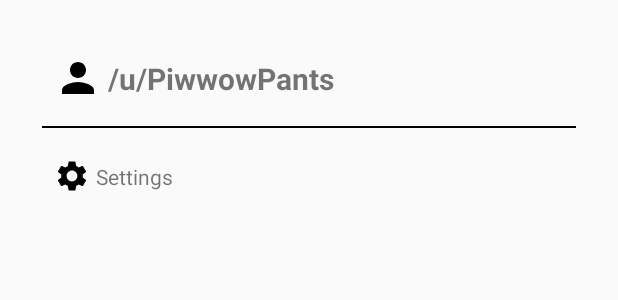
After one commit to CometDog/Matter-for-Reddit, an Android app: the layout dialog_fragment_profile.xml on its own in the app's theme, with its tools: preview values and no code run, on a phone screen of 412 x 824 dp. The commit adds this screen. Shown: the top 300 px of the screen. Run offline under Robolectric (Android 15) with nearby library versions, the phone set to English and light mode, and no system bars.

Commit message:
Added BottomSheet when profile button is pressed Moved classes in packages

```diff
--- a/app/src/main/java/me/jdowns/matter/Matter.kt
+++ b/app/src/main/java/me/jdowns/matter/Matter.kt
@@ -9,8 +9,11 @@ import net.dean.jraw.android.SharedPreferencesTokenStore
 import net.dean.jraw.android.SimpleAndroidLogAdapter
 import net.dean.jraw.http.SimpleHttpLogger
 import net.dean.jraw.oauth.AccountHelper
+import net.dean.jraw.oauth.AuthMethod
 import java.util.*
 
+/** TODO: Investigate address fault on start up */
+// Fatal signal 11 (SIGSEGV), code 1 (SEGV_MAPERR), fault addr 0x18 in tid 31986 (onPool-worker-2), pid 31887 (e.jdowns.matter)
 class Matter : Application() {
     override fun onCreate() {
         super.onCreate()
@@ -35,5 +38,8 @@ class Matter : Application() {
     companion object {
         lateinit var accountHelper: AccountHelper
         lateinit var tokenStore: SharedPreferencesTokenStore
+
+        fun isRealUser(): Boolean =
+            accountHelper.isAuthenticated() && accountHelper.reddit.authMethod != AuthMethod.USERLESS_APP
     }
 }
--- a/app/src/main/java/me/jdowns/matter/helpers/FlowableLeadingMarginSpan2.kt
+++ b/app/src/main/java/me/jdowns/matter/styles/FlowableLeadingMarginSpan2.kt
@@ -1,4 +1,4 @@
-package me.jdowns.matter.helpers
+package me.jdowns.matter.styles
 
 import android.graphics.Canvas
 import android.graphics.Paint
--- a/app/src/main/java/me/jdowns/matter/helpers/BitmapLruCache.kt
+++ b/app/src/main/java/me/jdowns/matter/utils/BitmapLruCache.kt
@@ -1,4 +1,4 @@
-package me.jdowns.matter.helpers
+package me.jdowns.matter.utils
 
 import android.graphics.Bitmap
 import android.util.LruCache
--- a/app/src/main/java/me/jdowns/matter/views/activities/MainActivity.kt
+++ b/app/src/main/java/me/jdowns/matter/views/activities/MainActivity.kt
@@ -2,7 +2,12 @@ package me.jdowns.matter.views.activities
 
 import android.os.Bundle
 import android.support.v7.app.AppCompatActivity
+import android.view.View
+import android.view.ViewGroup
+import android.widget.ImageButton
+import me.jdowns.matter.Matter
 import me.jdowns.matter.R
+import me.jdowns.matter.views.fragments.ProfileBottomSheetDialogFragment
 import me.jdowns.matter.views.fragments.SubmissionFragment
 
 class MainActivity : AppCompatActivity() {
@@ -10,6 +15,15 @@ class MainActivity : AppCompatActivity() {
         super.onCreate(savedInstanceState)
         setContentView(R.layout.activity_main)
         supportActionBar?.hide()
+        if (!Matter.isRealUser()) {
+            findViewById<ViewGroup>(R.id.bottom_navigation_bar).visibility = View.GONE
+        }
+        findViewById<ImageButton>(R.id.action_bar_profile).setOnClickListener {
+            ProfileBottomSheetDialogFragment().show(
+                supportFragmentManager,
+                ProfileBottomSheetDialogFragment.FRAGMENT_TAG
+            )
+        }
         supportFragmentManager
             .beginTransaction()
             .replace(R.id.fragment_main, SubmissionFragment.newInstance("all"), SubmissionFragment.FRAGMENT_TAG)
--- a/app/src/main/java/me/jdowns/matter/views/adapters/SubmissionAdapter.kt
+++ b/app/src/main/java/me/jdowns/matter/views/adapters/SubmissionAdapter.kt
@@ -18,8 +18,8 @@ import kotlinx.coroutines.experimental.async
 import kotlinx.coroutines.experimental.launch
 import me.jdowns.matter.Matter
 import me.jdowns.matter.R
-import me.jdowns.matter.helpers.BitmapLruCache
-import me.jdowns.matter.helpers.FlowableLeadingMarginSpan2
+import me.jdowns.matter.styles.FlowableLeadingMarginSpan2
+import me.jdowns.matter.utils.BitmapLruCache
 import net.dean.jraw.models.Submission
 import java.io.InputStream
 import java.net.URL
@@ -48,7 +48,7 @@ class SubmissionAdapter(private val dataSet: List<Submission>) : RecyclerView.Ad
         val commentCountTextView = view.findViewById<TextView>(R.id.submission_comment_count)!!
 
         init {
-            if (Matter.accountHelper.isAuthenticated()) {
+            if (Matter.isRealUser()) {
                 upvoteImageButton.visibility = View.VISIBLE
                 downvoteImageButton.visibility = View.VISIBLE
             }
--- /dev/null
+++ b/app/src/main/java/me/jdowns/matter/views/fragments/ProfileBottomSheetDialogFragment.kt
@@ -0,0 +1,31 @@
+package me.jdowns.matter.views.fragments
+
+import android.os.Bundle
+import android.view.View
+import android.widget.TextView
+import me.jdowns.matter.Matter
+import me.jdowns.matter.R
+import me.jdowns.matter.views.widgets.BaseBottomSheetDialog
+import me.jdowns.matter.views.widgets.BaseBottomSheetDialogFragment
+
+class ProfileBottomSheetDialogFragment : BaseBottomSheetDialogFragment() {
+    override fun onCreateDialog(savedInstanceState: Bundle?): BaseBottomSheetDialog {
+        return super.onCreateDialog(savedInstanceState).apply {
+            setContentView(R.layout.dialog_fragment_profile)
+        }
+    }
+
+    override fun onDialogViewCreated(view: View, savedInstanceState: Bundle?) {
+        with(view.findViewById<TextView>(R.id.profile_username)) {
+            if (Matter.isRealUser()) {
+                text = Matter.accountHelper.reddit.me().username
+            } else {
+                text = getString(R.string.log_in)
+            }
+        }
+    }
+
+    companion object {
+        const val FRAGMENT_TAG = "profileBottomSheetDialogFragment"
+    }
+}
--- /dev/null
+++ b/app/src/main/java/me/jdowns/matter/views/widgets/BaseBottomSheetDialog.kt
@@ -0,0 +1,30 @@
+package me.jdowns.matter.views.widgets
+
+import android.content.Context
+import android.support.annotation.LayoutRes
+import android.support.annotation.StyleRes
+import android.support.design.widget.BottomSheetDialog
+import android.view.LayoutInflater
+import android.view.View
+import android.view.ViewGroup
+
+class BaseBottomSheetDialog(context: Context, @StyleRes theme: Int) : BottomSheetDialog(context, theme) {
+    lateinit var view: View
+
+    override fun setContentView(view: View, params: ViewGroup.LayoutParams?) {
+        this.view = view
+        super.setContentView(this.view, params)
+    }
+
+    override fun setContentView(view: View) {
+        setContentView(view, null)
+    }
+
+    override fun setContentView(@LayoutRes layoutResID: Int) {
+        setContentView(LayoutInflater.from(context).inflate(layoutResID, null, false))
+    }
+
+    fun getContentView(): View {
+        return this.view
+    }
+}
--- /dev/null
+++ b/app/src/main/java/me/jdowns/matter/views/widgets/BaseBottomSheetDialogFragment.kt
@@ -0,0 +1,18 @@
+package me.jdowns.matter.views.widgets
+
+import android.os.Bundle
+import android.support.design.widget.BottomSheetDialogFragment
+import android.view.View
+
+abstract class BaseBottomSheetDialogFragment : BottomSheetDialogFragment() {
+    override fun onCreateDialog(savedInstanceState: Bundle?): BaseBottomSheetDialog {
+        return BaseBottomSheetDialog(context!!, theme)
+    }
+
+    override fun onStart() {
+        super.onStart()
+        onDialogViewCreated((dialog as BaseBottomSheetDialog).getContentView(), arguments)
+    }
+
+    abstract fun onDialogViewCreated(view: View, savedInstanceState: Bundle?)
+}
--- /dev/null
+++ b/app/src/main/res/drawable/ic_settings_24dp.xml
@@ -0,0 +1,10 @@
+<vector
+    xmlns:android="http://schemas.android.com/apk/res/android"
+    android:height="24dp"
+    android:viewportHeight="20"
+    android:viewportWidth="20"
+    android:width="24dp">
+    <path
+        android:fillColor="#FF000000"
+        android:pathData="M15.95,10.78c0.03,-0.25 0.05,-0.51 0.05,-0.78s-0.02,-0.53 -0.06,-0.78l1.69,-1.32c0.15,-0.12 0.19,-0.34 0.1,-0.51l-1.6,-2.77c-0.1,-0.18 -0.31,-0.24 -0.49,-0.18l-1.99,0.8c-0.42,-0.32 -0.86,-0.58 -1.35,-0.78L12,2.34c-0.03,-0.2 -0.2,-0.34 -0.4,-0.34H8.4c-0.2,0 -0.36,0.14 -0.39,0.34l-0.3,2.12c-0.49,0.2 -0.94,0.47 -1.35,0.78l-1.99,-0.8c-0.18,-0.07 -0.39,0 -0.49,0.18l-1.6,2.77c-0.1,0.18 -0.06,0.39 0.1,0.51l1.69,1.32c-0.04,0.25 -0.07,0.52 -0.07,0.78s0.02,0.53 0.06,0.78L2.37,12.1c-0.15,0.12 -0.19,0.34 -0.1,0.51l1.6,2.77c0.1,0.18 0.31,0.24 0.49,0.18l1.99,-0.8c0.42,0.32 0.86,0.58 1.35,0.78l0.3,2.12c0.04,0.2 0.2,0.34 0.4,0.34h3.2c0.2,0 0.37,-0.14 0.39,-0.34l0.3,-2.12c0.49,-0.2 0.94,-0.47 1.35,-0.78l1.99,0.8c0.18,0.07 0.39,0 0.49,-0.18l1.6,-2.77c0.1,-0.18 0.06,-0.39 -0.1,-0.51l-1.67,-1.32zM10,13c-1.65,0 -3,-1.35 -3,-3s1.35,-3 3,-3 3,1.35 3,3 -1.35,3 -3,3z" />
+</vector>
--- /dev/null
+++ b/app/src/main/res/layout/dialog_fragment_profile.xml
@@ -0,0 +1,95 @@
+<?xml version="1.0" encoding="utf-8"?>
+<android.support.constraint.ConstraintLayout
+    xmlns:android="http://schemas.android.com/apk/res/android"
+    xmlns:app="http://schemas.android.com/apk/res-auto"
+    android:layout_width="match_parent"
+    android:layout_height="match_parent"
+    android:padding="24dp">
+
+    <android.support.constraint.ConstraintLayout
+        android:id="@+id/profile_profile_layout"
+        android:layout_width="wrap_content"
+        android:layout_height="wrap_content"
+        app:layout_constraintTop_toTopOf="parent"
+        app:layout_constraintLeft_toLeftOf="parent"
+        app:layout_constraintBottom_toTopOf="@id/profile_profile_separator"
+        android:layout_margin="8dp">
+
+        <ImageView
+            android:id="@+id/profile_image"
+            android:layout_width="@dimen/profile_image_size"
+            android:layout_height="@dimen/profile_image_size"
+            android:src="@drawable/ic_person_24dp"
+            android:scaleType="fitCenter"
+            app:layout_constraintLeft_toLeftOf="parent"
+            app:layout_constraintRight_toLeftOf="@id/profile_username"
+            app:layout_constraintTop_toTopOf="parent"
+            app:layout_constraintBottom_toBottomOf="parent"
+            android:contentDescription="@string/username"
+            android:layout_margin="4dp" />
+
+        <TextView
+            android:id="@+id/profile_username"
+            android:layout_width="wrap_content"
+            android:layout_height="wrap_content"
+            android:text="@string/placeholder_username"
+            android:textSize="20sp"
+            android:textStyle="bold"
+            app:layout_constraintTop_toTopOf="parent"
+            app:layout_constraintBottom_toBottomOf="parent"
+            app:layout_constraintLeft_toRightOf="@id/profile_image"
+            android:layout_margin="4dp" />
+    </android.support.constraint.ConstraintLayout>
+
+    <include
+        layout="@layout/horizontal_line"
+        android:id="@+id/profile_profile_separator"
+        android:layout_width="match_parent"
+        android:layout_height="1dp"
+        android:layout_margin="4dp"
+        app:layout_constraintTop_toBottomOf="@id/profile_profile_layout"
+        app:layout_constraintBottom_toTopOf="@id/profile_options_layout"
+        app:layout_constraintLeft_toLeftOf="parent"
+        app:layout_constraintRight_toRightOf="parent" />
+
+    <android.support.constraint.ConstraintLayout
+        android:id="@+id/profile_options_layout"
+        android:layout_width="wrap_content"
+        android:layout_height="wrap_content"
+        app:layout_constraintLeft_toLeftOf="parent"
+        app:layout_constraintTop_toBottomOf="@id/profile_profile_separator"
+        android:layout_margin="8dp"
+        android:paddingTop="8dp">
+
+        <android.support.constraint.ConstraintLayout
+            android:id="@+id/profile_settings_layout"
+            android:layout_width="wrap_content"
+            android:layout_height="wrap_content"
+            app:layout_constraintBottom_toBottomOf="parent"
+            app:layout_constraintLeft_toLeftOf="parent">
+
+            <ImageView
+                android:id="@+id/profile_settings_icon"
+                android:layout_width="wrap_content"
+                android:layout_height="wrap_content"
+                android:src="@drawable/ic_settings_24dp"
+                app:layout_constraintRight_toLeftOf="@id/profile_settings"
+                app:layout_constraintTop_toTopOf="parent"
+                app:layout_constraintBottom_toBottomOf="parent"
+                app:layout_constraintLeft_toLeftOf="parent"
+                android:contentDescription="@string/settings"
+                android:layout_margin="4dp" />
+
+            <TextView
+                android:id="@+id/profile_settings"
+                app:layout_constraintLeft_toRightOf="@id/profile_settings_icon"
+                app:layout_constraintTop_toTopOf="parent"
+                app:layout_constraintBottom_toBottomOf="parent"
+                android:layout_width="wrap_content"
+                android:layout_height="wrap_content"
+                android:text="@string/settings"
+                android:textSize="14sp"
+                android:layout_margin="4dp" />
+        </android.support.constraint.ConstraintLayout>
+    </android.support.constraint.ConstraintLayout>
+</android.support.constraint.ConstraintLayout>
--- /dev/null
+++ b/app/src/main/res/layout/horizontal_line.xml
@@ -0,0 +1,7 @@
+<?xml version="1.0" encoding="utf-8"?>
+<FrameLayout
+    xmlns:android="http://schemas.android.com/apk/res/android"
+    android:layout_width="match_parent"
+    android:layout_height="1dp"
+    android:background="@android:color/black"
+    android:layout_margin="4dp" />
--- a/app/src/main/res/layout/view_submission_info.xml
+++ b/app/src/main/res/layout/view_submission_info.xml
@@ -58,7 +58,7 @@
         android:layout_height="wrap_content"
         app:layout_constraintLeft_toRightOf="@id/submission_post_time_separator"
         app:layout_constraintRight_toRightOf="parent"
-        android:text="@string/placeholder_submission_username"
+        android:text="@string/placeholder_username"
         android:layout_margin="4dp"
         android:textSize="14sp" />
 </android.support.constraint.ConstraintLayout>
--- a/app/src/main/res/values/dimens.xml
+++ b/app/src/main/res/values/dimens.xml
@@ -4,4 +4,5 @@
     <dimen name="action_bar_image_button_padding">8dp</dimen>
     <dimen name="action_bar_title_padding">8dp</dimen>
     <dimen name="submission_card_view_size">80dp</dimen>
+    <dimen name="profile_image_size">32dp</dimen>
 </resources>
--- a/app/src/main/res/values/strings.xml
+++ b/app/src/main/res/values/strings.xml
@@ -9,13 +9,16 @@
     <string name="downvote">Downvote</string>
     <string name="comments">Comments</string>
     <string name="share">Share</string>
+    <string name="settings">Settings</string>
+    <string name="username">Username</string>
+    <string name="log_in">Log In</string>
 
     <!-- Reddit templates -->
     <string name="subreddit_qualifier">/r/%s</string>
     <string name="username_qualifier">/u/%s</string>
 
     <!-- Placeholders -->
-    <string name="placeholder_submission_username">/u/PiwwowPants</string>
+    <string name="placeholder_username">/u/PiwwowPants</string>
     <string name="placeholder_submission_post_time">6h</string>
     <string name="placeholder_submission_type">i.redd.it</string>
     <string name="placeholder_submission_title">Welcome to Matter for Reddit</string>
```
